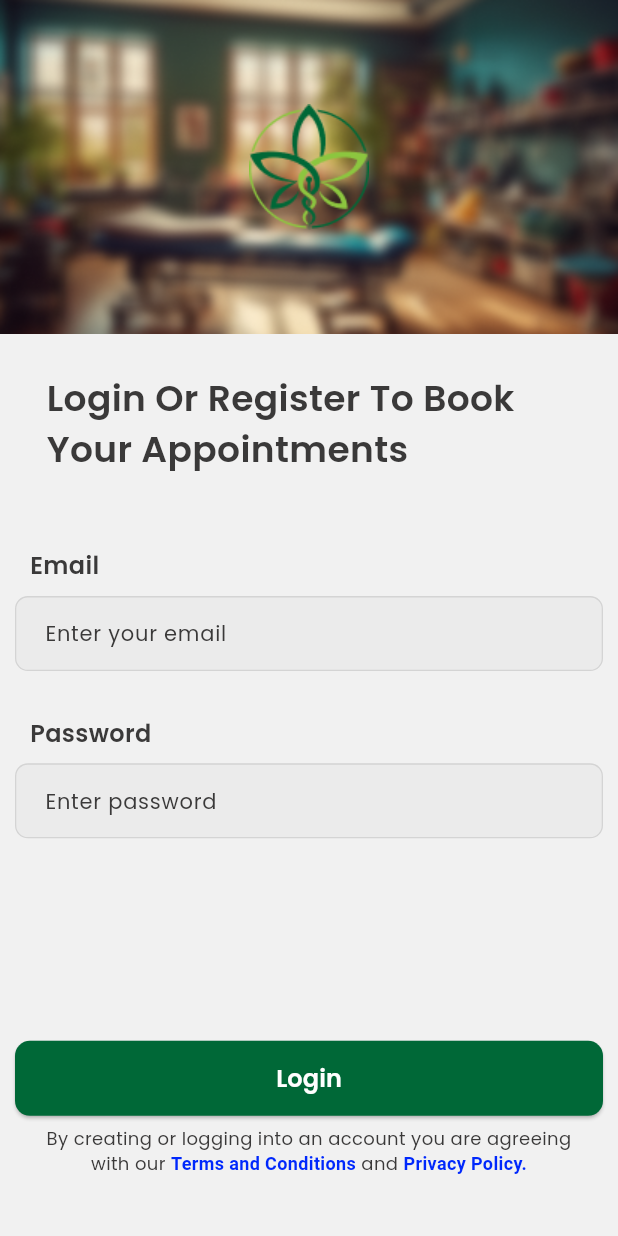
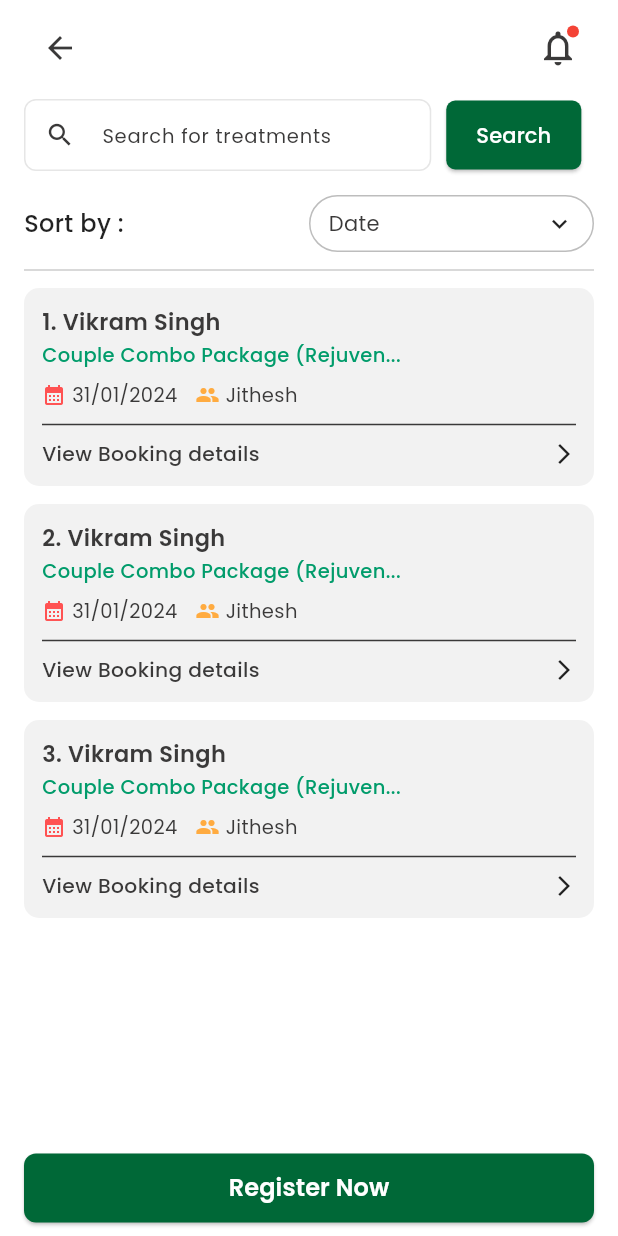
Before and after one commit to Hishamkool/Ayuvedic-App, a Flutter app: the screen it shows after launch, on a phone screen of 412 x 824 dp. Run offline on Flutter 3.47's test engine with Material 3 defaults, Android fonts, the phone set to English and light mode, and no system bars.

Commit message:
patient list page ui

```diff
--- a/lib/presentation/provider/splash_provider.dart
+++ b/lib/presentation/provider/splash_provider.dart
@@ -7,8 +7,8 @@ class SplashProvider extends ChangeNotifier {
   /* checking token for shared preference */
   Future<void> checkToken() async {
     await Future.delayed(Duration(seconds: 2));
-    // final String token = "dummy token value";
-    final String token = "";
+    final String token = "dummy token value";
+    // final String token = "";
 
     _isLoggedIn = token
         .isNotEmpty; /* token is not empty = false => logedin flase,  token is not empty = true => logged in true */
--- a/lib/presentation/screens/login/login_page.dart
+++ b/lib/presentation/screens/login/login_page.dart
@@ -2,13 +2,20 @@ import 'package:app/core/constants/app_colors.dart';
 import 'package:app/presentation/widgets/custom_textfiled_with_label_widget.dart';
 import 'package:app/presentation/widgets/elevated_button_widget.dart';
 import 'package:flutter/material.dart';
+import 'package:flutter/services.dart';
 
 class LoginPage extends StatelessWidget {
   const LoginPage({super.key});
 
   @override
   Widget build(BuildContext context) {
-    return Scaffold(
+    return AnnotatedRegion<SystemUiOverlayStyle>(
+      value: SystemUiOverlayStyle(
+        statusBarColor: Colors.transparent,
+        statusBarBrightness: Brightness.light,
+        statusBarIconBrightness: Brightness.light,
+      ),
+      child: Scaffold(
         resizeToAvoidBottomInset: false,
         extendBody: true,
         extendBodyBehindAppBar: true,
@@ -114,6 +121,7 @@ class LoginPage extends StatelessWidget {
             ],
           ),
         ),
+      ),
     );
   }
 }
--- /dev/null
+++ b/lib/presentation/screens/patient list/home_patient_list_page.dart
@@ -0,0 +1,281 @@
+import 'package:app/core/constants/app_colors.dart';
+import 'package:flutter/material.dart';
+
+class HomePatientListPage extends StatelessWidget {
+  final samplePatients = List.generate(
+    3,
+    (index) => {
+      "name": "Vikram Singh",
+      "package": "Couple Combo Package (Rejuven...",
+      "date": "31/01/2024",
+      "executive": "Jithesh",
+    },
+  );
+
+  HomePatientListPage({super.key});
+
+
+  @override
+  Widget build(BuildContext context) {
+    return
+    /* Scaffold(
+      appBar: AppBar(
+        toolbarHeight: 100,
+        backgroundColor: Colors.amber,
+        automaticallyImplyLeading: false,
+        actionsPadding: EdgeInsets.zero,
+
+        actions: [
+          IconButton(onPressed: () {}, icon: Icon(Icons.notifications)),
+        ],
+      ),
+      extendBodyBehindAppBar: true,
+      body: SafeArea(
+        child: Padding(
+          padding: EdgeInsets.symmetric(horizontal: 16, vertical: 8),
+          child: ListView(children: [
+
+        ],
+      ),
+        ),
+      ),
+    ) ;*/
+    Scaffold(
+      backgroundColor: Colors.white,
+      body: SafeArea(
+        child: Padding(
+          padding: const EdgeInsets.symmetric(horizontal: 16, vertical: 8),
+          child: Column(
+            crossAxisAlignment: CrossAxisAlignment.start,
+            children: [
+              /*    Top Row with back, search, notification  */
+              Row(
+                mainAxisAlignment: MainAxisAlignment.spaceBetween,
+                children: [
+                  IconButton(icon: Icon(Icons.arrow_back), onPressed: () {}),
+                  Stack(
+                    children: [
+                      IconButton(
+                        icon: Icon(Icons.notifications_none_outlined, size: 28),
+                        onPressed: () {},
+                      ),
+
+                      Positioned(
+                        right: 10,
+                        top: 9,
+                        child: Container(
+                          width: 8,
+                          height: 8,
+                          decoration: const BoxDecoration(
+                            color: Colors.red,
+                            shape: BoxShape.circle,
+                          ),
+                        ),
+                      ),
+                    ],
+                  ),
+                ],
+              ),
+              const SizedBox(height: 10),
+              /* search field */
+              Row(
+                children: [
+                  Flexible(
+                    flex: 9,
+                    child: TextField(
+                      decoration: InputDecoration(
+                        hintText: "Search for treatments",
+                        prefixIcon: Icon(Icons.search, size: 20),
+                        hintStyle: TextStyle(fontSize: 13),
+                        contentPadding: EdgeInsets.symmetric(
+                          vertical: 0,
+                          horizontal: 5,
+                        ),
+
+                        enabledBorder: OutlineInputBorder(
+                          borderRadius: BorderRadius.circular(8),
+                          borderSide: BorderSide(
+                            color: AppColors.textfiledBorder,
+                            width: 1,
+                          ),
+                        ),
+                        focusedBorder: OutlineInputBorder(
+                          borderRadius: BorderRadius.circular(8),
+                          borderSide: BorderSide(
+                            color: AppColors.textfiledBorder,
+                            width: 1,
+                          ),
+                        ),
+                      ),
+                    ),
+                  ),
+                  const SizedBox(width: 10),
+                  Flexible(
+                    flex: 3,
+                    child: ElevatedButton(
+                      onPressed: () {},
+                      style: ElevatedButton.styleFrom(
+                        backgroundColor: AppColors.appThemeColor,
+                        foregroundColor: Colors.white,
+                        padding: const EdgeInsets.symmetric(horizontal: 20),
+                        minimumSize: const Size(0, 46),
+                        shape: RoundedRectangleBorder(
+                          borderRadius: BorderRadius.circular(6),
+                        ),
+                      ),
+                      child: const Text("Search"),
+                    ),
+                  ),
+                  const SizedBox(width: 8),
+                ],
+              ),
+
+              const SizedBox(height: 16),
+
+              // Sort by
+              Row(
+                mainAxisAlignment: MainAxisAlignment.spaceBetween,
+                children: [
+                  const Text(
+                    "Sort by :",
+                    style: TextStyle(
+                      fontSize: 16,
+                      color: Colors.black87,
+                      fontWeight: FontWeight.w500,
+                    ),
+                  ),
+                  const SizedBox(width: 8),
+                  Container(
+                    width: 190,
+                    padding: const EdgeInsets.symmetric(
+                      horizontal: 12,
+                      vertical: 8,
+                    ),
+                    decoration: BoxDecoration(
+                      border: Border.all(color: Colors.black26),
+                      borderRadius: BorderRadius.circular(20),
+                    ),
+                    child: Row(
+                      mainAxisAlignment: MainAxisAlignment.spaceBetween,
+                      children: const [
+                        Text("Date", style: TextStyle(fontSize: 14)),
+                        Icon(Icons.keyboard_arrow_down, size: 20),
+                      ],
+                    ),
+                  ),
+                ],
+              ),
+
+              const Divider(
+                height: 24,
+                thickness: 1,
+                color: Color.fromRGBO(0, 0, 0, 0.2),
+              ),
+
+              /* Patient list  */
+              Expanded(
+                child: ListView.separated(
+                  itemCount: samplePatients.length,
+                  separatorBuilder: (_, __) => const SizedBox(height: 12),
+                  itemBuilder: (context, index) {
+                    final p = samplePatients[index];
+                    return Container(
+                      decoration: BoxDecoration(
+                        color: const Color(0xFFF2F2F2),
+                        borderRadius: BorderRadius.circular(10),
+                      ),
+                      padding: const EdgeInsets.all(12),
+                      child: Column(
+                        crossAxisAlignment: CrossAxisAlignment.start,
+                        children: [
+                          Text(
+                            "${index + 1}. ${p['name']}",
+                            style: const TextStyle(
+                              fontWeight: FontWeight.w600,
+                              fontSize: 15,
+                            ),
+                          ),
+                          const SizedBox(height: 2),
+                          Text(
+                            p['package']!,
+                            style: const TextStyle(
+                              fontSize: 13,
+                              color: Color(0xFF019C6B),
+                              fontWeight: FontWeight.w500,
+                            ),
+                          ),
+                          const SizedBox(height: 8),
+                          Row(
+                            children: [
+                              const Icon(
+                                Icons.calendar_month,
+                                size: 16,
+                                color: Colors.redAccent,
+                              ),
+                              const SizedBox(width: 4),
+                              Text(
+                                p['date']!,
+                                style: const TextStyle(fontSize: 13),
+                              ),
+                              const SizedBox(width: 12),
+                              const Icon(
+                                Icons.people,
+                                size: 16,
+                                color: Colors.orangeAccent,
+                              ),
+                              const SizedBox(width: 4),
+                              Text(
+                                p['executive']!,
+                                style: const TextStyle(fontSize: 13),
+                              ),
+                            ],
+                          ),
+                          const Divider(height: 20),
+                          Row(
+                            mainAxisAlignment: MainAxisAlignment.spaceBetween,
+                            children: const [
+                              Text(
+                                "View Booking details",
+                                style: TextStyle(
+                                  fontSize: 13.5,
+                                  fontWeight: FontWeight.w500,
+                                ),
+                              ),
+                              Icon(Icons.arrow_forward_ios, size: 16),
+                            ],
+                          ),
+                        ],
+                      ),
+                    );
+                  },
+                ),
+              ),
+              // Register Now button
+              Padding(
+                padding: const EdgeInsets.only(top: 8),
+                child: ElevatedButton(
+                  onPressed: () {},
+                  style: ElevatedButton.styleFrom(
+                    backgroundColor: AppColors.appThemeColor,
+                    shape: RoundedRectangleBorder(
+                      borderRadius: BorderRadius.circular(8),
+                    ),
+                    minimumSize: const Size.fromHeight(46),
+                  ),
+                  child: const Text(
+                    "Register Now",
+                    style: TextStyle(
+                      fontWeight: FontWeight.w600,
+                      fontSize: 16,
+                      color: Colors.white,
+                    ),
+                  ),
+                ),
+              ),
+            ],
+          ),
+        ),
+      ),
+    );
+  }
+}
--- a/lib/routes/app_routes.dart
+++ b/lib/routes/app_routes.dart
@@ -1,4 +1,5 @@
 import 'package:app/presentation/screens/login/login_page.dart';
+import 'package:app/presentation/screens/patient%20list/home_patient_list_page.dart';
 import 'package:app/presentation/screens/splash/splash_screen.dart';
 import 'package:flutter/material.dart';
 import 'package:flutter/widgets.dart';
@@ -14,6 +15,8 @@ class AppRoutes {
         return MaterialPageRoute(builder: (_) => SplashScreen());
       case login:
         return MaterialPageRoute(builder: (_) => LoginPage());
+      case home:
+        return MaterialPageRoute(builder: (_)=> HomePatientListPage());
       default:
         return MaterialPageRoute(
           builder: (_) => Scaffold(
```
Also changed, not shown: pubspec.yaml (+6 -4 lines). Lines whose indentation alone changed are shown as unchanged.
